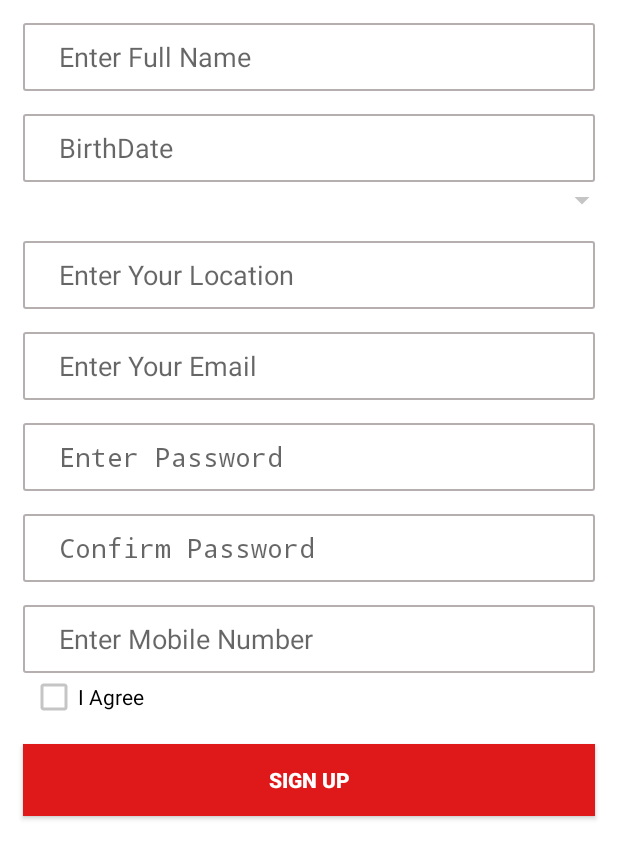
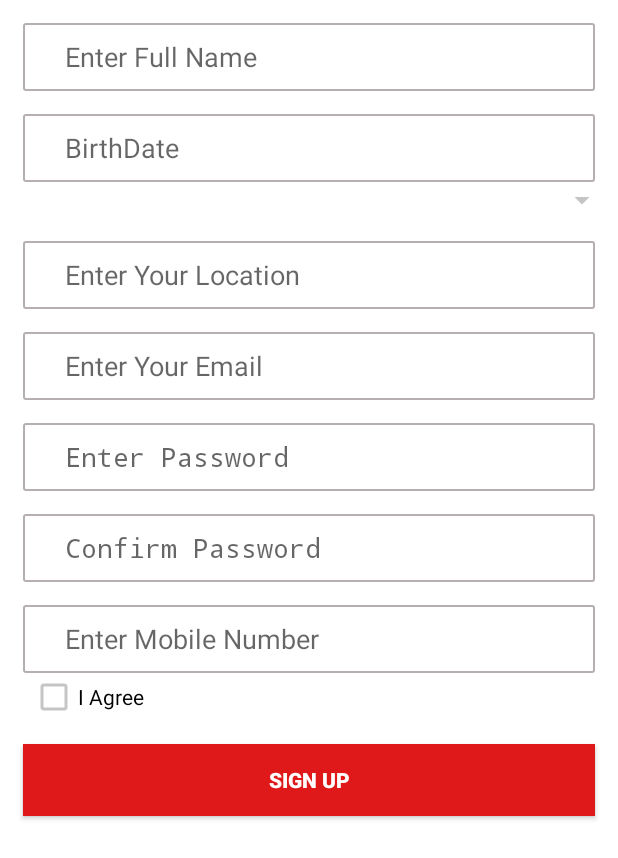
Before and after one commit to aldaboubi/MyApplication, an Android app: the seconedActivity screen opened directly, with no data from a screen before it, on a phone screen of 412 x 824 dp. Shown: the top 858 px of the screen. Run offline under Robolectric (Android 15) with nearby library versions, the phone set to English and light mode, and no system bars.

Commit message:
Khaled 28

```diff
--- a/app/src/main/res/values/styles.xml
+++ b/app/src/main/res/values/styles.xml
@@ -54,7 +54,7 @@
         <item name="android:layout_marginBottom">0dp</item>
         <item name="android:layout_marginRight">15dp</item>
         <item name="android:background">@drawable/border_style</item>
-        <item name="android:paddingLeft">24dp</item>
+        <item name="android:paddingLeft">28dp</item>
     </style>
 
 </resources>
```
